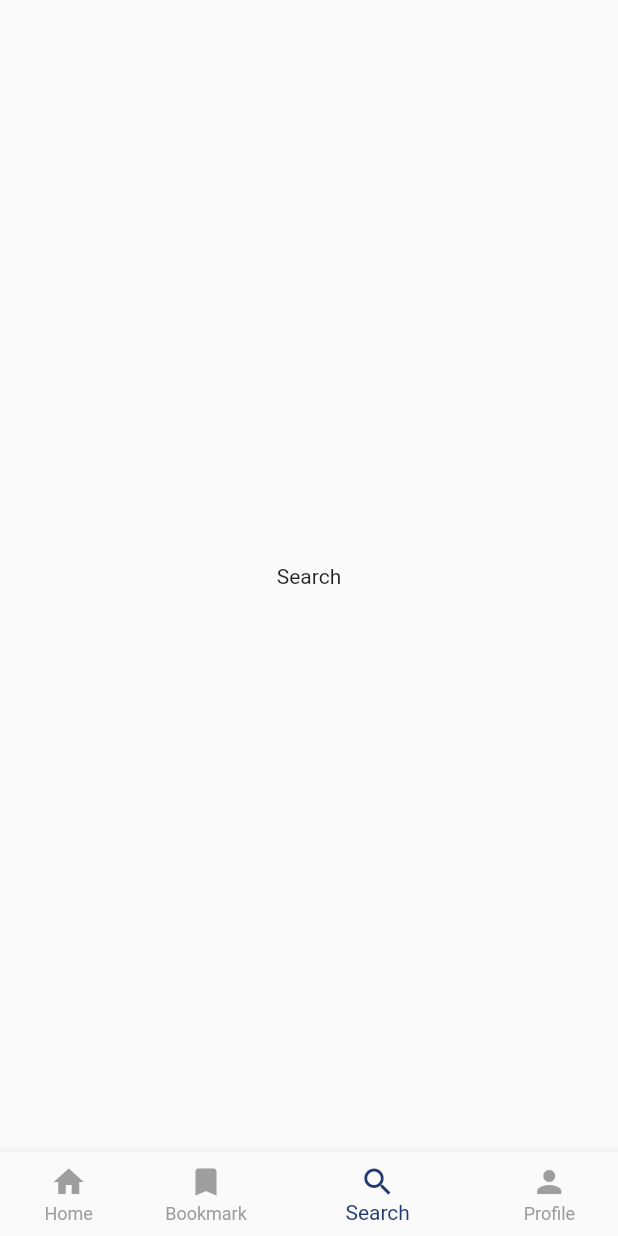
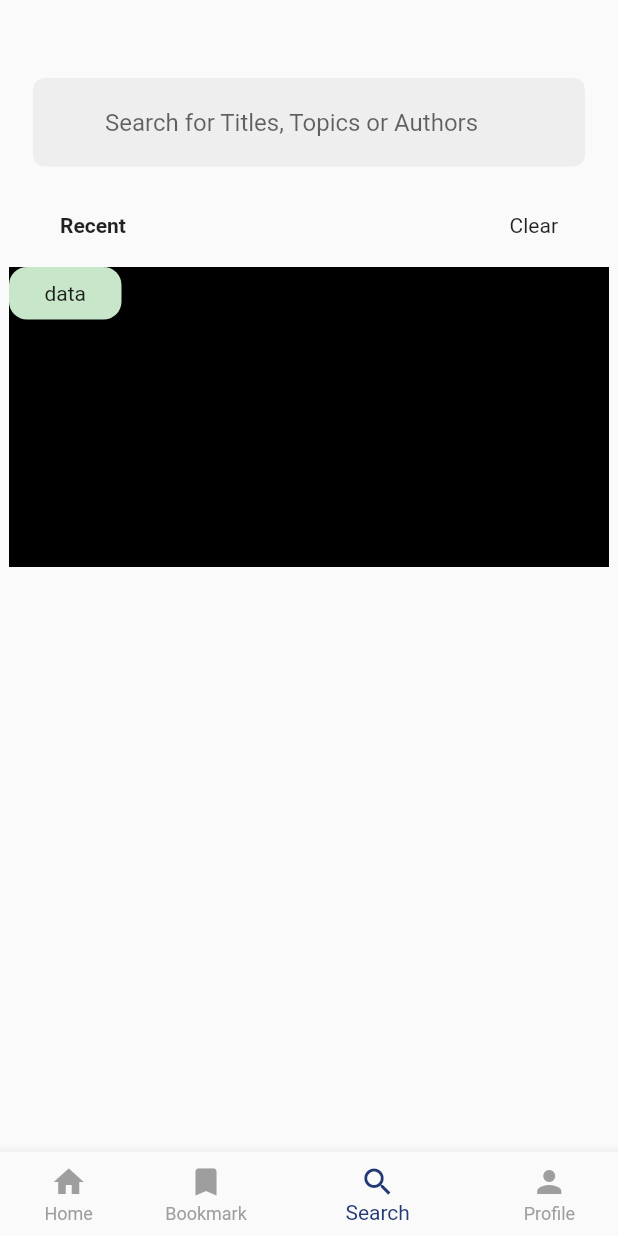
Before and after one commit to Alghubs200/dashboard_task, a Flutter app: the screen it shows after launch, item 3 of the bottom bar chosen, on a phone screen of 412 x 824 dp. Run offline on Flutter 3.47's test engine with Material 2 defaults, Android fonts, the phone set to English and light mode, and no system bars; missing offline and left inert: dart:html, search_page.

Commit message:
search bar update

```diff
--- /dev/null
+++ b/lib/constants/book_data.dart
@@ -0,0 +1,27 @@
+import 'package:dashboard_task/pages/search_page.dart';
+
+class BookModel {
+  String? book_title;
+  String? book_poster_url;
+  int? book_release_year;
+  double? rating;
+
+  BookModel(this.book_title, this.book_poster_url, this.book_release_year,
+      this.rating);
+
+  static List<BookModel> getBookData() {
+    return [
+      BookModel('The Melian', 'assets/images/movie1', 1999, 9.6),
+      BookModel('The Poppy War', 'assets/images/movie2', 2000, 9.4),
+      BookModel('Harry Potter', 'assets/images/movie3', 2004, 9.3),
+      BookModel('Coven', 'assets/images/movie4', 1987, 9.7),
+      BookModel('SpiderWise', 'assets/images/movie5', 2005, 9.8),
+      BookModel('Pans Laby', 'assets/images/movie6', 1999, 9.9),
+      BookModel('The Golden Pathway', 'assets/images/movie7', 2003, 9.1),
+      BookModel('Avatar', 'assets/images/movie8', 2010, 8.9),
+    ];
+
+    void UpdateList(String value) {}
+    ;
+  }
+}
--- a/lib/pages/search_page.dart
+++ b/lib/pages/search_page.dart
@@ -1,5 +1,8 @@
+import 'package:dashboard_task/constants/book_data.dart';
+import 'package:dashboard_task/constants/movie_book.dart';
 import 'package:flutter/material.dart';
-
+import 'package:search_page/search_page.dart';
+import 'bookmark_page.dart';
 import '../constants/app_constant.dart';
 
 class SearchPage extends StatelessWidget {
@@ -7,9 +10,90 @@ class SearchPage extends StatelessWidget {
 
   @override
   Widget build(BuildContext context) {
-    return Container(
-      alignment: Alignment.center,
-      child: const Text(AppConstant.search),
+    final bookModel = BookModel.getBookData();
+    return SingleChildScrollView(
+      child: Container(
+        height: 800,
+        width: double.infinity,
+        child: Column(
+          mainAxisAlignment: MainAxisAlignment.start,
+          children: [
+            SizedBox(
+              height: 30,
+            ),
+            Padding(
+              padding: const EdgeInsets.all(22.0),
+              child: TextField(
+                decoration: InputDecoration(
+                    filled: true,
+                    fillColor: Colors.grey[200],
+                    border: OutlineInputBorder(
+                        borderRadius: BorderRadius.circular(8),
+                        borderSide: BorderSide.none),
+                    hintText: 'Search for Titles, Topics or Authors',
+                    prefixIcon: Icon(Icons.search_outlined),
+                    prefixIconColor: Colors.grey[200]),
+                style: TextStyle(color: Colors.black),
+              ),
+            ),
+            SizedBox(
+              height: 9,
+            ),
+            // Expanded(
+            //     child: ListView.builder(
+            //   itemCount: bookModel.length,
+            //   itemBuilder: (context, index) => ListTile(
+            //     title: Text(
+            //       bookModel[index].book_title!,
+            //       style:
+            //           TextStyle(color: Colors.black, fontWeight: FontWeight.bold),
+            //     ),
+            //     subtitle: Text('${bookModel[index].book_release_year!}'),
+            //     trailing: Text(
+            //       '${bookModel[index].rating!},',
+            //     ),
+            //     leading: Image.asset('${bookModel[index].book_poster_url!}'),
+            //   ),
+            // ))
+            Row(
+              mainAxisAlignment: MainAxisAlignment.spaceBetween,
+              children: [
+                Padding(
+                  padding: const EdgeInsets.only(left: 40.0),
+                  child: Text(
+                    'Recent',
+                    style: TextStyle(fontWeight: FontWeight.bold),
+                  ),
+                ),
+                Padding(
+                  padding: const EdgeInsets.only(right: 40.0),
+                  child: Text('Clear'),
+                ),
+              ],
+            ),
+            SizedBox(
+              height: 20,
+            ),
+            Container(
+              height: 200,
+              width: 400,
+              color: Colors.black,
+              child:
+                  Row(crossAxisAlignment: CrossAxisAlignment.start, children: [
+                Container(
+                  child: Center(child: Text('data')),
+                  height: 35,
+                  width: 75,
+                  decoration: BoxDecoration(
+                    color: Colors.green[100],
+                    borderRadius: BorderRadius.circular(12),
+                  ),
+                )
+              ]),
+            )
+          ],
+        ),
+      ),
     );
   }
 }
--- a/lib/widgets/book_list_1.dart
+++ b/lib/widgets/book_list_1.dart
@@ -37,9 +37,11 @@ class BookList1 extends StatelessWidget {
                         Expanded(
                           child: ClipRRect(
                             borderRadius: BorderRadius.circular(12),
-                            child: Image.asset(
-                              movieBooks[index].image,
-                              fit: BoxFit.cover,
+                            child: Container(
+                              child: Image.asset(
+                                movieBooks[index].image,
+                                fit: BoxFit.cover,
+                              ),
                             ),
                           ),
                         ),
--- a/pubspec.yaml
+++ b/pubspec.yaml
@@ -31,7 +31,7 @@ environment:
 dependencies:
   flutter:
     sdk: flutter
-
+  search_page: ^2.2.0
 
   # The following adds the Cupertino Icons font to your application.
   # Use with the CupertinoIcons class for iOS style icons.
```
Also changed, not shown: pubspec.lock.
